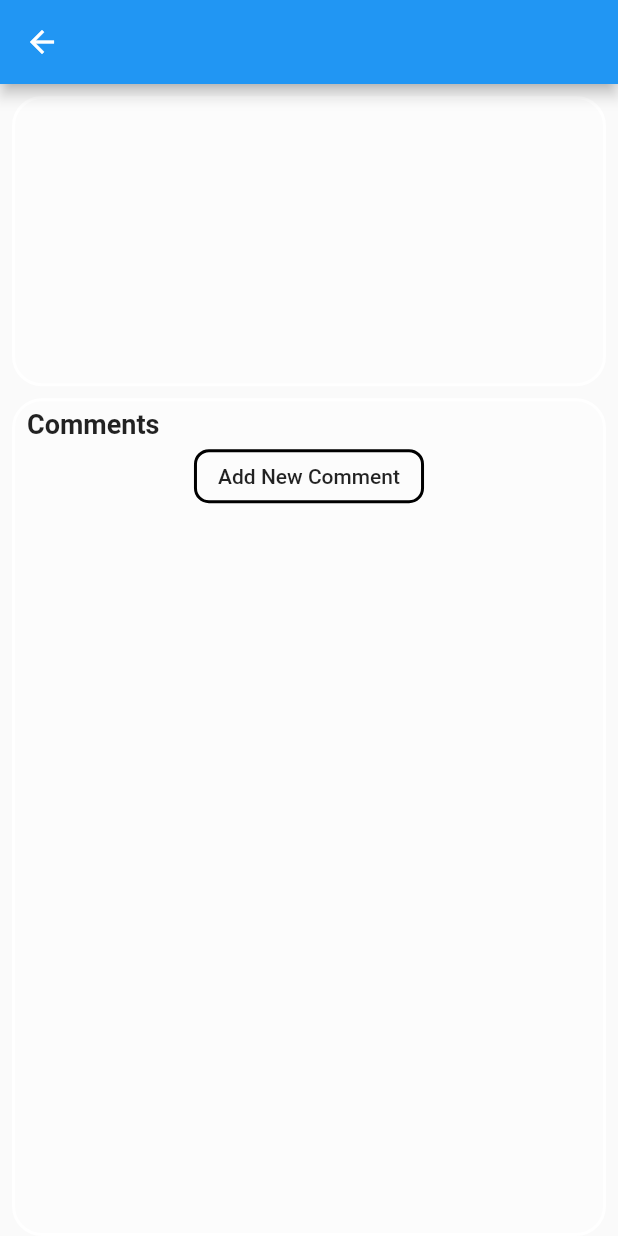
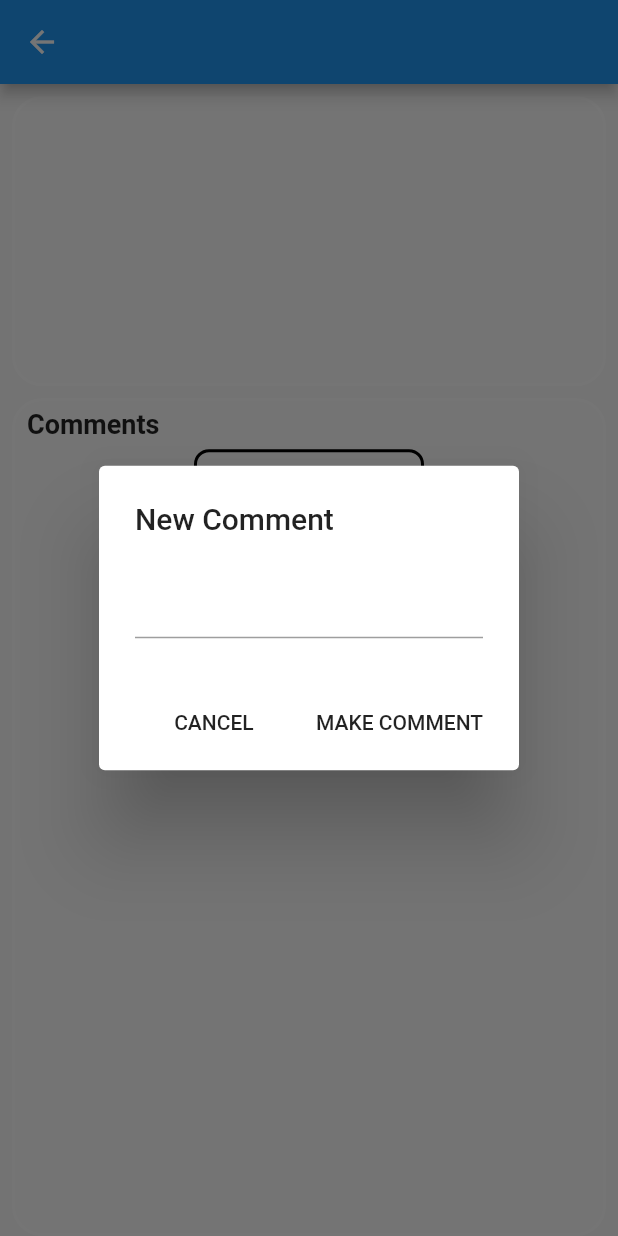
Before and after one commit to VictorSegura99/Projecte_DispositiusMobils, a Flutter app: the GamePage screen opened directly with empty values, after a tap on "Add New Comment", on a phone screen of 412 x 824 dp. Run offline on Flutter 3.47's test engine with Material 2 defaults, Android fonts, the phone set to English and light mode, and no system bars; our stand-ins replace cloud_firestore, email_validator; accounts and stored records are empty.

Commit message:
add new comment now works

```diff
--- a/finalproject/lib/gamePage.dart
+++ b/finalproject/lib/gamePage.dart
@@ -248,6 +248,62 @@ class _GamePageState extends State<GamePage> {
     );
   }
 
+  void addnewcomment() {
+    TextEditingController controller = new TextEditingController();
+    showDialog(
+      context: context,
+      barrierDismissible: false,
+      builder: (context) => AlertDialog(
+        backgroundColor: userData.buttonBarColor,
+        title: Text('New Comment'),
+        content: Container(
+          child: TextField(
+            controller: controller,
+
+          ),
+        ),
+        actions: <Widget>[
+          FlatButton(
+            child: Text('CANCEL'),
+            onPressed: () {
+              Navigator.of(context).pop();
+            },
+          ),
+          FlatButton(
+            child: Text('MAKE COMMENT'),
+            onPressed: () async {
+              DocumentSnapshot docNum = await Firestore.instance.collection('Comments').document(game.name).get();
+              int numComments = 0;
+              if (docNum.exists) {
+                numComments = docNum.data['numComments'] + 1;
+                Firestore.instance.collection('Comments').document(game.name).updateData({'numComments' : numComments});
+              }
+              else {
+                numComments = 1;
+                Firestore.instance.collection('Comments').document(game.name).setData({'numComments' : 1});
+              }
+              Map<String, dynamic> data = {
+                'answerBy' : userData.userEmail,
+                'comment' : controller.text,
+                'numAnswers' : 0
+              };
+              Firestore.instance.collection('Comments').document(game.name).collection('CommentsData').document(numComments.toString()).setData(data);
+              if (comments != null) {
+                setState(() {
+                  commentsLoaded = false;
+                  comments.clear();
+                  comments = null;
+                });
+              }
+              loadcomments();
+              Navigator.of(context).pop();
+            },
+          ),
+        ],
+      ),
+    );
+  }
+
   @override
   Widget build(BuildContext context) {
     return Scaffold(
@@ -318,7 +374,7 @@ class _GamePageState extends State<GamePage> {
                         borderSide: BorderSide(width: 2),
                         highlightedBorderColor: Colors.black,
                         onPressed: () {
-
+                          addnewcomment();
                         },
                       ),
                     ],
```
